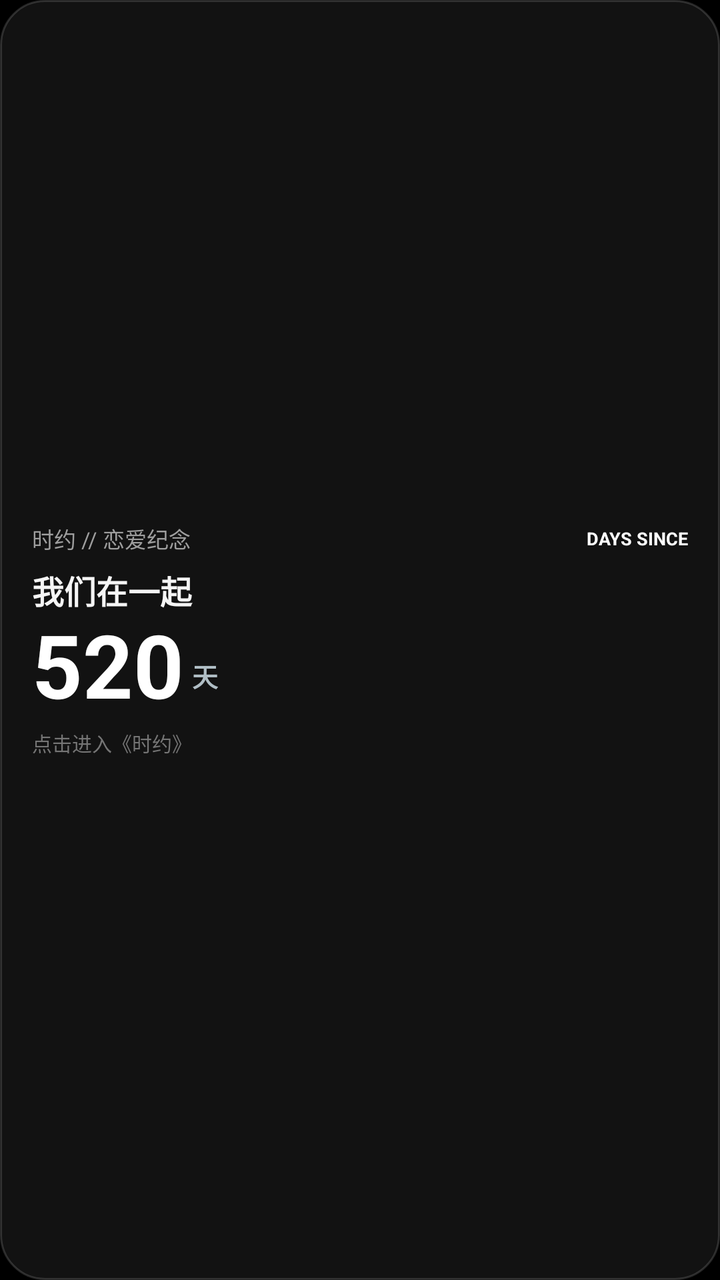
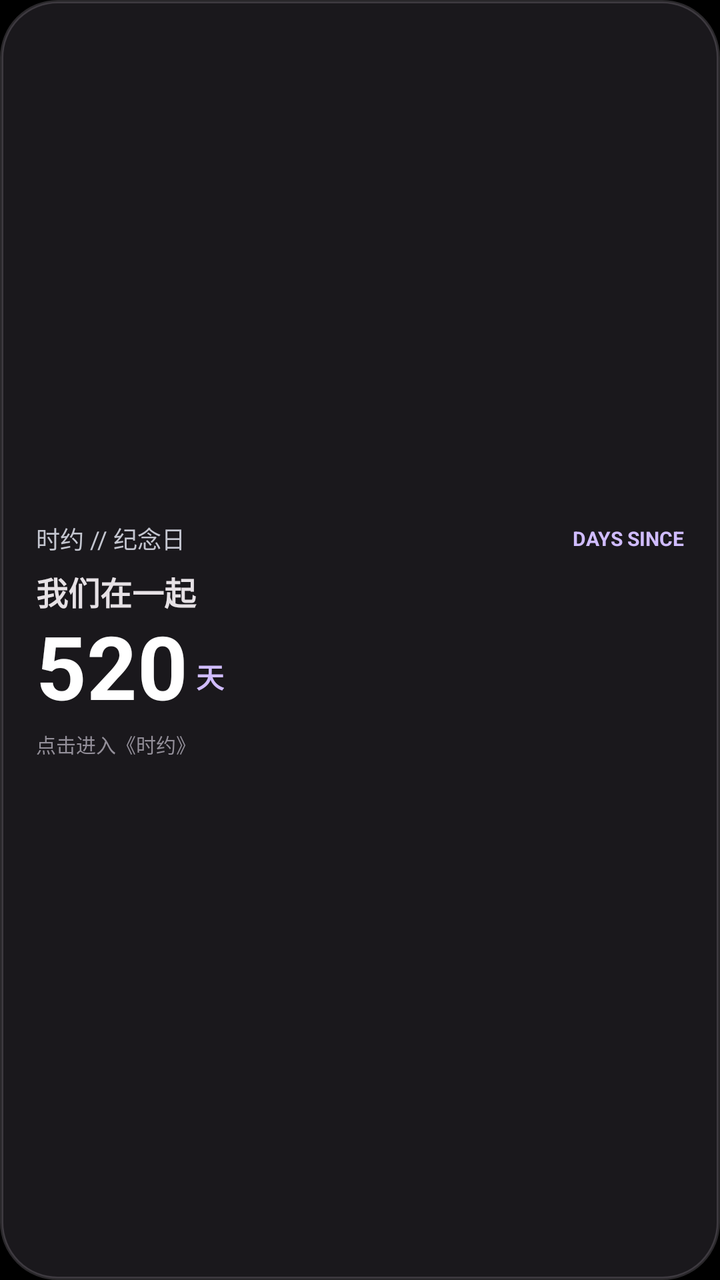

An Android layout rendered at two revisions. The XML below is the earlier revision; the diff shows what the commit changed to produce the second picture.
<!-- AndroidManifest.xml: application theme android:Theme.NoTitleBar -->
<!-- res/layout/widget_shiyue.xml -->
<?xml version="1.0" encoding="utf-8"?>
<LinearLayout xmlns:android="http://schemas.android.com/apk/res/android"
    android:id="@+id/widget_container"
    android:layout_width="match_parent"
    android:layout_height="match_parent"
    android:background="@drawable/widget_bg"
    android:orientation="vertical"
    android:padding="16dp"
    android:gravity="center_vertical">

    
    <LinearLayout
        android:layout_width="match_parent"
        android:layout_height="wrap_content"
        android:orientation="horizontal"
        android:gravity="center_vertical">
        <TextView
            android:id="@+id/widget_sub"
            android:layout_width="0dp"
            android:layout_height="wrap_content"
            android:layout_weight="1"
            android:text="时约 // 恋爱纪念"
            android:textColor="#9E9E9E"
            android:textSize="11sp"
            android:singleLine="true" />
        <TextView
            android:id="@+id/widget_label"
            android:layout_width="wrap_content"
            android:layout_height="wrap_content"
            android:text="DAYS SINCE"
            android:textColor="#FFFFFF"
            android:textSize="9sp"
            android:textStyle="bold" />
    </LinearLayout>

    
    <TextView
        android:id="@+id/widget_title"
        android:layout_width="match_parent"
        android:layout_height="wrap_content"
        android:layout_marginTop="6dp"
        android:text="我们在一起"
        android:textColor="#F5F5F5"
        android:textSize="16sp"
        android:textStyle="bold"
        android:singleLine="true" />

    
    <LinearLayout
        android:layout_width="match_parent"
        android:layout_height="wrap_content"
        android:orientation="horizontal"
        android:gravity="bottom"
        android:layout_marginTop="2dp">
        <TextView
            android:id="@+id/widget_days"
            android:layout_width="wrap_content"
            android:layout_height="wrap_content"
            android:text="520"
            android:textColor="#FFFFFF"
            android:textSize="44sp"
            android:textStyle="bold"
            android:includeFontPadding="false" />
        <TextView
            android:layout_width="wrap_content"
            android:layout_height="wrap_content"
            android:layout_marginStart="4dp"
            android:layout_marginBottom="6dp"
            android:text="天"
            android:textColor="#B0BEC5"
            android:textSize="13sp"
            android:textStyle="bold" />
    </LinearLayout>

    
    <TextView
        android:id="@+id/widget_target"
        android:layout_width="match_parent"
        android:layout_height="wrap_content"
        android:layout_marginTop="4dp"
        android:text="点击进入《时约》"
        android:textColor="#757575"
        android:textSize="10sp"
        android:singleLine="true" />

</LinearLayout>
<!-- resources referenced by this layout -->
<resources>
  <!-- drawable widget_bg (drawable) -->
  <?xml version="1.0" encoding="utf-8"?>
  <shape xmlns:android="http://schemas.android.com/apk/res/android"
      android:shape="rectangle">
      <corners android:radius="22dp" />
      <solid android:color="#D9161616" />
      <stroke android:width="1dp" android:color="#26FFFFFF" />
  </shape>
</resources>

<!-- the commit's change to res/layout/widget_shiyue.xml (unified diff, before → after) -->
@@ -5,7 +5,7 @@
     android:layout_height="match_parent"
     android:background="@drawable/widget_bg"
     android:orientation="vertical"
-    android:padding="16dp"
+    android:padding="18dp"
     android:gravity="center_vertical">
 
     
@@ -19,17 +19,17 @@
             android:layout_width="0dp"
             android:layout_height="wrap_content"
             android:layout_weight="1"
-            android:text="时约 // 恋爱纪念"
-            android:textColor="#9E9E9E"
-            android:textSize="11sp"
+            android:text="时约 // 纪念日"
+            android:textColor="#C4C6D0"
+            android:textSize="12sp"
             android:singleLine="true" />
         <TextView
             android:id="@+id/widget_label"
             android:layout_width="wrap_content"
             android:layout_height="wrap_content"
             android:text="DAYS SINCE"
-            android:textColor="#FFFFFF"
-            android:textSize="9sp"
+            android:textColor="#D0BCFF"
+            android:textSize="10sp"
             android:textStyle="bold" />
     </LinearLayout>
 
@@ -40,7 +40,7 @@
         android:layout_height="wrap_content"
         android:layout_marginTop="6dp"
         android:text="我们在一起"
-        android:textColor="#F5F5F5"
+        android:textColor="#E6E1E5"
         android:textSize="16sp"
         android:textStyle="bold"
         android:singleLine="true" />
@@ -67,8 +67,8 @@
             android:layout_marginStart="4dp"
             android:layout_marginBottom="6dp"
             android:text="天"
-            android:textColor="#B0BEC5"
-            android:textSize="13sp"
+            android:textColor="#D0BCFF"
+            android:textSize="14sp"
             android:textStyle="bold" />
     </LinearLayout>
 
@@ -79,7 +79,7 @@
         android:layout_height="wrap_content"
         android:layout_marginTop="4dp"
         android:text="点击进入《时约》"
-        android:textColor="#757575"
+        android:textColor="#938F99"
         android:textSize="10sp"
         android:singleLine="true" />
 
<!-- resource entries referenced after the edit -->
@@ -4,9 +4,9 @@
   <?xml version="1.0" encoding="utf-8"?>
   <shape xmlns:android="http://schemas.android.com/apk/res/android"
       android:shape="rectangle">
-      <corners android:radius="22dp" />
-      <solid android:color="#D9161616" />
-      <stroke android:width="1dp" android:color="#26FFFFFF" />
+      <corners android:radius="28dp" />
+      <solid android:color="#E61D1B20" />
+      <stroke android:width="1.5dp" android:color="#33CAC4D0" />
   </shape>
 </resources>
 
